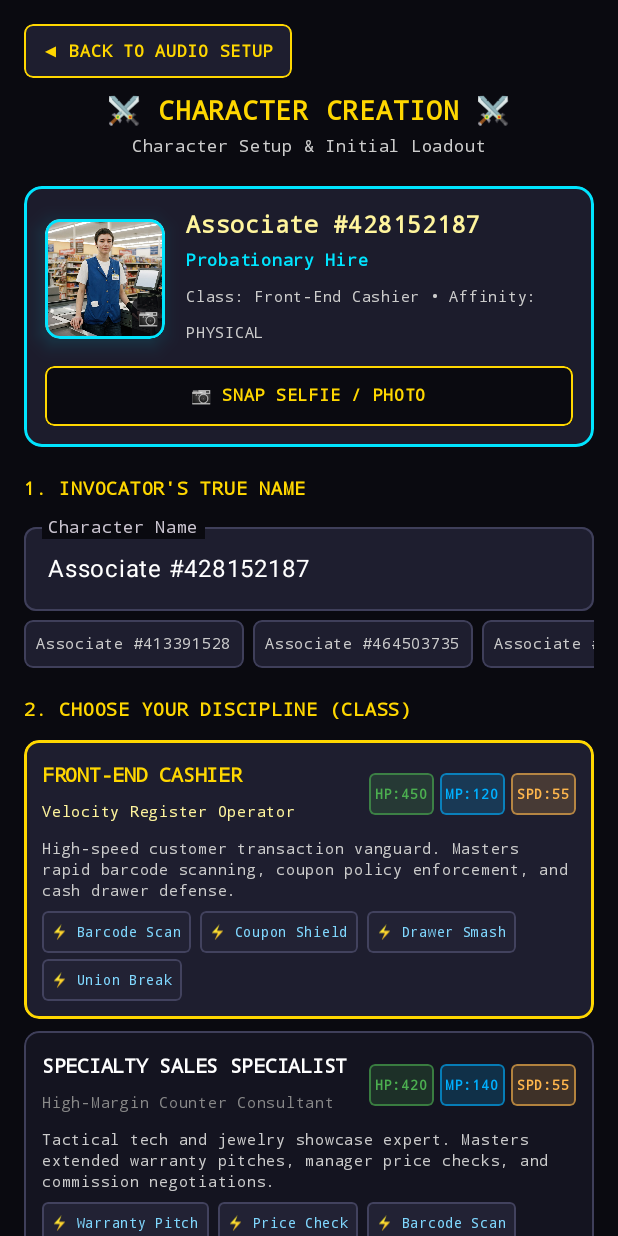
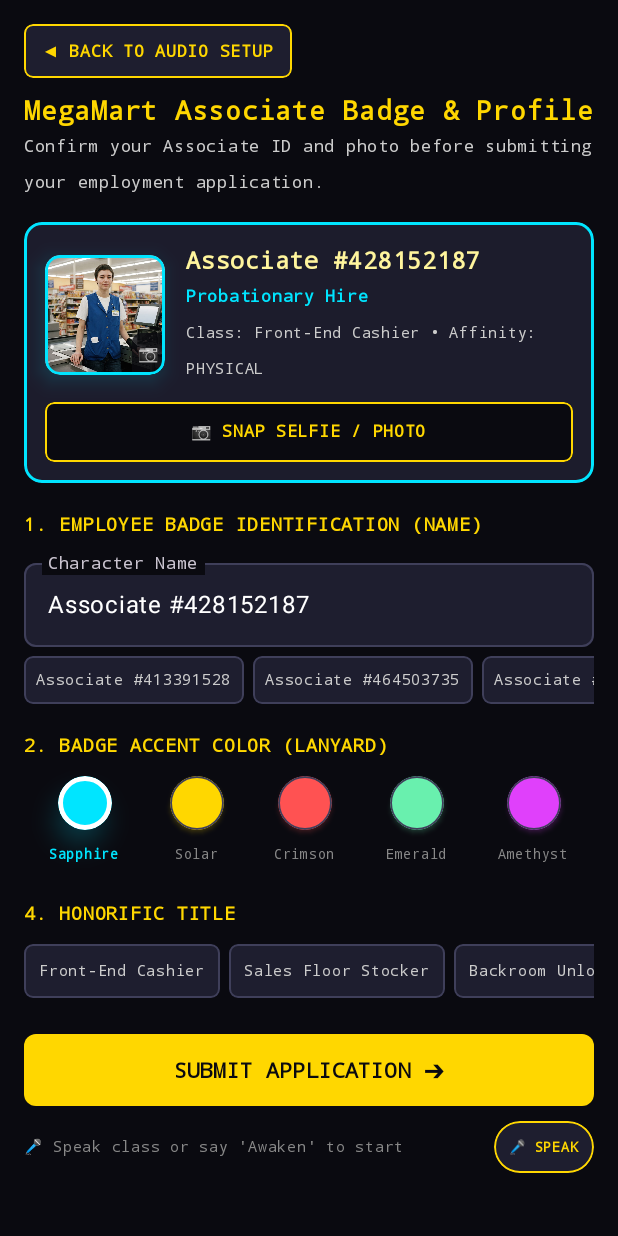
Before and after one commit to Todd0042/superstore-saga, an Android app built with Jetpack Compose: the screen it shows after launch (MainActivity), after a tap on "PURE STORY MODE (AUTO-PLAY)", on a phone screen of 412 x 824 dp. Run offline under Robolectric (Android 15) with nearby library versions, the phone set to English and light mode, and no system bars; libraries missing offline, so code that uses them is left out: com.google.mlkit.vision; 3 other taps on this screen came first.

Commit message:
feat(flow): move department class selection exclusively into in-story interview with Cheryl

```diff
--- a/app/src/main/assets/game/characters/hiring_portal.json
+++ b/app/src/main/assets/game/characters/hiring_portal.json
@@ -1,7 +1,7 @@
 {
   "_doc": "MegaMart Online Application Portal Automated System.",
   "id": "hiring_portal",
-  "role": "narrator",
+  "role": "support",
   "name": "Application Portal",
   "title": "MegaMart Careers System",
   "portraitAsset": "story/bg_hiring_kiosk.jpg",
--- a/app/src/main/assets/game/story/nodes.json
+++ b/app/src/main/assets/game/story/nodes.json
@@ -167,24 +167,28 @@
           "id": "choice_track_cashier",
           "text": "Front End Cashier: Fast hands, warm smiles, and front-line energy!",
           "voiceKeywords": ["cashier", "front end", "register", "bananas"],
+          "assignHeroClassId": "cashier",
           "nextNodeId": "node_interview_offer_cashier"
         },
         {
           "id": "choice_track_stocker",
           "text": "Sales Floor Stocker: Dynamic action, building impressive displays, and keeping aisles pristine!",
           "voiceKeywords": ["stocker", "sales floor", "floor", "aisles"],
+          "assignHeroClassId": "stocker",
           "nextNodeId": "node_interview_offer_stocker"
         },
         {
           "id": "choice_track_unloader",
           "text": "Backroom Receiving: High energy, heavy freight, and powering the store's heartbeat!",
           "voiceKeywords": ["unloader", "backroom", "freight", "dock", "baler"],
+          "assignHeroClassId": "unloader",
           "nextNodeId": "node_interview_offer_unloader"
         },
         {
           "id": "choice_track_specialist",
           "text": "Specialty Counter: Expert advice, cutting-edge tech, and high-value customer service!",
           "voiceKeywords": ["specialist", "specialty", "tech", "electronics", "warranty"],
+          "assignHeroClassId": "specialist",
           "nextNodeId": "node_interview_offer_specialist"
         }
       ]
--- a/app/src/main/java/com/voicerpg/engine/content/GameContent.kt
+++ b/app/src/main/java/com/voicerpg/engine/content/GameContent.kt
@@ -68,7 +68,8 @@ data class ManifestDto(
     val voicePermissionPrompt: String = "",
     val resonance: ResonanceProfileDto? = null,
     val ttsReplacements: Map<String, String>? = null,
-    val selfieConfig: SelfieFilterConfig? = null
+    val selfieConfig: SelfieFilterConfig? = null,
+    val allowClassSelectionInCreation: Boolean? = null
 )
 
 data class ResonanceProfileDto(
@@ -365,7 +366,8 @@ data class ChoiceDto(
     val nextNodeId: String = "",
     val completionFlag: String? = null,
     val requiredFlags: List<String>? = null,
-    val metricDeltas: Map<String, Float>? = null
+    val metricDeltas: Map<String, Float>? = null,
+    val assignHeroClassId: String? = null
 )
 
 data class HubCompletionDto(
@@ -387,7 +389,8 @@ data class NodeDto(
     val hubCompletion: HubCompletionDto? = null,
     val healPartyOnEnter: String? = null,
     val metricDeltas: Map<String, Float>? = null,
-    val metricOverrides: Map<String, Float>? = null
+    val metricOverrides: Map<String, Float>? = null,
+    val assignHeroClassId: String? = null
 )
 
 data class NodeFileDto(val nodes: List<NodeDto>? = null)
@@ -544,7 +547,8 @@ data class GameManifest(
     val voicePermissionPrompt: String = "",
     val resonanceProfile: ResonanceProfile = ResonanceProfile.CLASSIC,
     val ttsReplacements: Map<String, String> = emptyMap(),
-    val selfieConfig: SelfieFilterConfig = SelfieFilterConfig()
+    val selfieConfig: SelfieFilterConfig = SelfieFilterConfig(),
+    val allowClassSelectionInCreation: Boolean = true
 ) {
     fun resolveDefaultHeroName(): String = resolveTemplateTokens(defaultHeroName)
 
@@ -1055,7 +1059,8 @@ class GameContentLoader(private val source: ContentSource) {
             .map { it.toDefinition() }
             .associateBy { it.id }
 
-        val narrator = characters.values.firstOrNull { it.role == CharacterRole.NARRATOR }?.speaker
+        val narrator = characters["narrator"]?.speaker
+            ?: characters.values.firstOrNull { it.role == CharacterRole.NARRATOR }?.speaker
             ?: DialogueSpeaker.NARRATOR
 
         val selfieConfig = read("creation/selfie_filters.json", SelfieFilterConfig::class.java)
@@ -1090,7 +1095,8 @@ class GameContentLoader(private val source: ContentSource) {
                 voicePermissionPrompt = manifestDto.voicePermissionPrompt,
                 resonanceProfile = manifestDto.resonance?.toProfile() ?: ResonanceProfile.CLASSIC,
                 ttsReplacements = manifestDto.ttsReplacements ?: emptyMap(),
-                selfieConfig = selfieConfig
+                selfieConfig = selfieConfig,
+                allowClassSelectionInCreation = manifestDto.allowClassSelectionInCreation ?: true
             ),
             characters = characters,
             classes = classes,
@@ -1329,7 +1335,8 @@ class GameContentLoader(private val source: ContentSource) {
                 nextNodeId = it.nextNodeId,
                 completionFlag = it.completionFlag,
                 requiredFlags = it.requiredFlags ?: emptyList(),
-                metricDeltas = it.metricDeltas ?: emptyMap()
+                metricDeltas = it.metricDeltas ?: emptyMap(),
+                assignHeroClassId = it.assignHeroClassId
             )
         },
         nextNodeId = nextNodeId,
@@ -1341,7 +1348,8 @@ class GameContentLoader(private val source: ContentSource) {
         },
         healPartyOnEnter = healPartyOnEnter,
         metricDeltas = metricDeltas ?: emptyMap(),
-        metricOverrides = metricOverrides ?: emptyMap()
+        metricOverrides = metricOverrides ?: emptyMap(),
+        assignHeroClassId = assignHeroClassId
     )
 
     private fun EnvironmentDefinitionDto.toDefinition(): EnvironmentDefinition = EnvironmentDefinition(
--- a/app/src/main/java/com/voicerpg/engine/model/StoryModels.kt
+++ b/app/src/main/java/com/voicerpg/engine/model/StoryModels.kt
@@ -55,7 +55,8 @@ data class DialogueChoice(
     val nextNodeId: String,
     val completionFlag: String? = null,
     val requiredFlags: List<String> = emptyList(),
-    val metricDeltas: Map<String, Float> = emptyMap()
+    val metricDeltas: Map<String, Float> = emptyMap(),
+    val assignHeroClassId: String? = null
 )
 
 /**
@@ -82,7 +83,8 @@ data class DialogueNode(
     /** "half" or "full": restores party HP/MP when the node is entered. */
     val healPartyOnEnter: String? = null,
     val metricDeltas: Map<String, Float> = emptyMap(),
-    val metricOverrides: Map<String, Float> = emptyMap()
+    val metricOverrides: Map<String, Float> = emptyMap(),
+    val assignHeroClassId: String? = null
 )
 
 data class StoryScene(
--- a/app/src/main/java/com/voicerpg/engine/ui/creation/CharacterCreationScreen.kt
+++ b/app/src/main/java/com/voicerpg/engine/ui/creation/CharacterCreationScreen.kt
@@ -238,6 +238,7 @@ fun CharacterCreationScreen(
         }
 
         // 2. Class selection commands - data-driven via the loaded content classes
+        if (manifest.allowClassSelectionInCreation) {
             GameContent.classes.firstOrNull { hc ->
                 lower.contains(hc.title.lowercase()) ||
                     lower.contains(hc.id) ||
@@ -246,6 +247,7 @@ fun CharacterCreationScreen(
                 selectedClass = matched
                 selectedAffinity = matched.preferredSchool
                 combatNarrator?.speak("${matched.title} selected. ${matched.subtitle}.", force = true)
+            }
         }
 
         // 3. Title selection
@@ -732,7 +734,7 @@ fun CharacterCreationScreen(
 
             // Section 1: Name Input
             Text(
-                text = "1. INVOCATOR'S TRUE NAME",
+                text = if (manifest.allowClassSelectionInCreation) "1. INVOCATOR'S TRUE NAME" else "1. EMPLOYEE BADGE IDENTIFICATION (NAME)",
                 color = LogosGold,
                 fontSize = 12.sp,
                 fontWeight = FontWeight.Bold,
@@ -811,6 +813,7 @@ fun CharacterCreationScreen(
 
             Spacer(modifier = Modifier.height(16.dp))
 
+            if (manifest.allowClassSelectionInCreation) {
                 // Section 2: Class Selection
                 Text(
                     text = "2. CHOOSE YOUR DISCIPLINE (CLASS)",
@@ -834,10 +837,13 @@ fun CharacterCreationScreen(
                 }
 
                 Spacer(modifier = Modifier.height(16.dp))
+            }
 
-            // Section 3: Aesthetics (Aura Color & Title)
+            // Section: Aesthetics (Aura Color & Title)
+            val aestheticSectionNum = if (manifest.allowClassSelectionInCreation) "3" else "2"
+            val aestheticSectionTitle = if (manifest.allowClassSelectionInCreation) "AURA LUMINESCENCE (AESTHETICS)" else "BADGE ACCENT COLOR (LANYARD)"
             Text(
-                text = "3. AURA LUMINESCENCE (AESTHETICS)",
+                text = "$aestheticSectionNum. $aestheticSectionTitle",
                 color = LogosGold,
                 fontSize = 12.sp,
                 fontWeight = FontWeight.Bold,
```
Also changed, not shown: app/src/main/java/com/voicerpg/engine/viewmodel/StoryViewModel.kt (+35 -0 lines), app/src/main/assets/game/manifest.json. Lines whose indentation alone changed are shown as unchanged.
